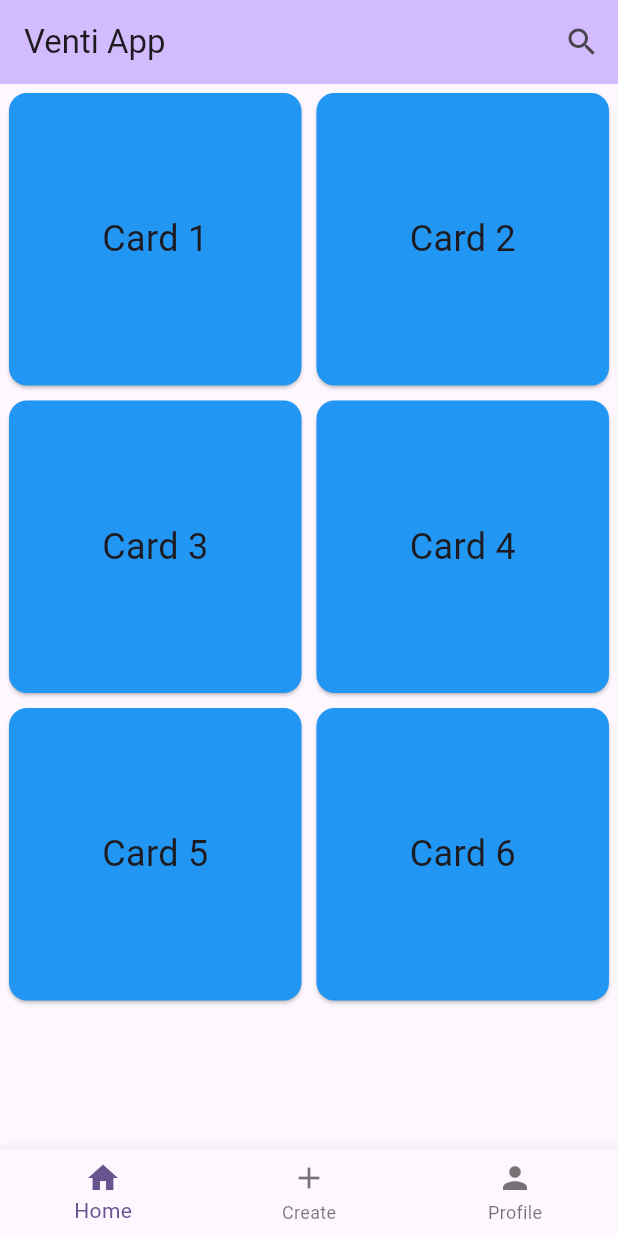
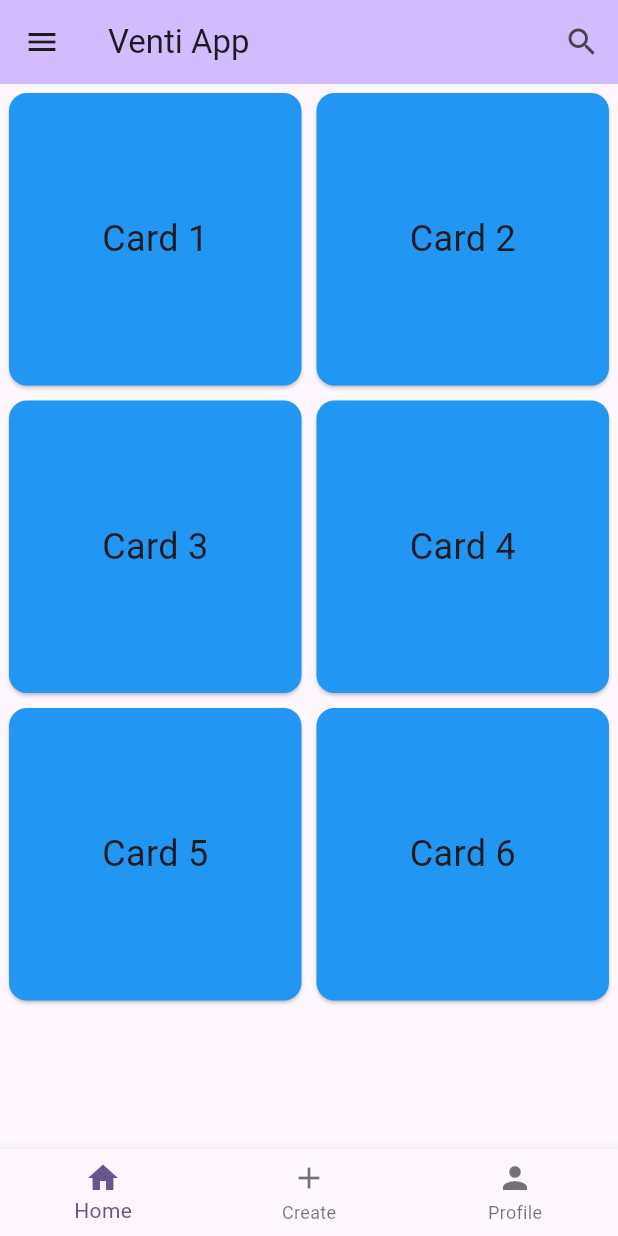
Before and after one commit to kmzR3/venti, a Flutter app: the screen it shows after launch, on a phone screen of 412 x 824 dp. Run offline on Flutter 3.47's test engine with Material 2 defaults, Android fonts, the phone set to English and light mode, and no system bars.

Commit message:
Hamburger menu

```diff
--- a/lib/presentation/pages/home.dart
+++ b/lib/presentation/pages/home.dart
@@ -13,6 +13,7 @@ class _MyHomePageState extends State<MyHomePage> {
   Widget build(BuildContext context) {
     return Scaffold(
       appBar: AppBar(
+        leading: const Icon(Icons.menu),
         // centerTitle: true,
         title: const Text(
           'Venti App',
```
